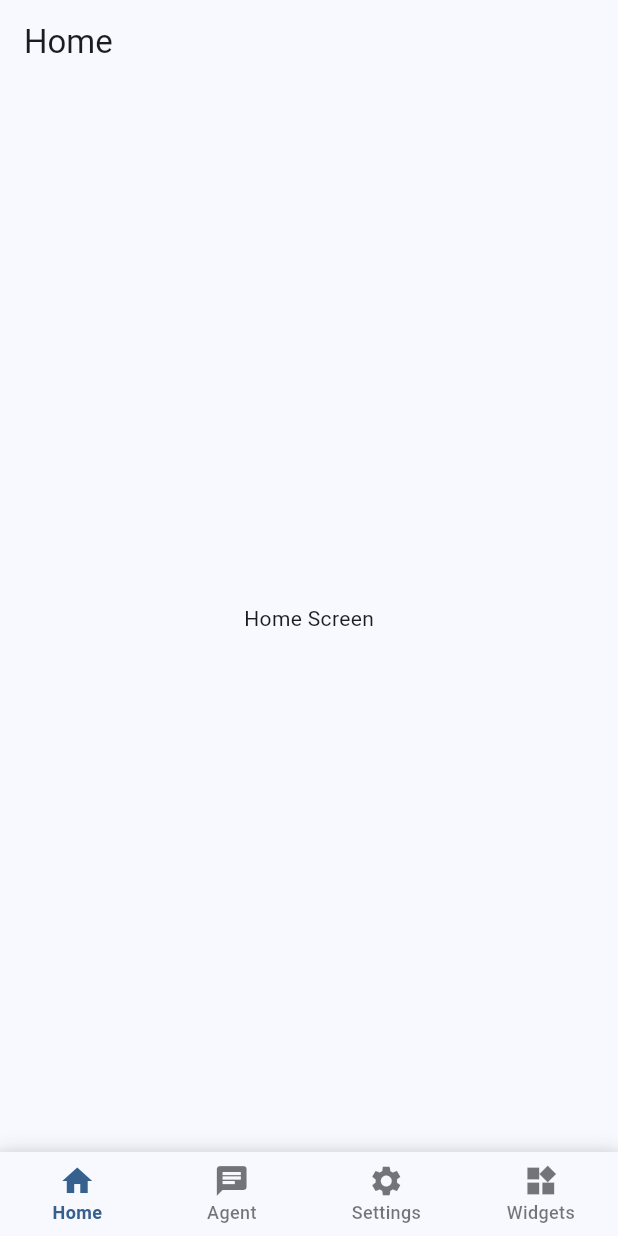
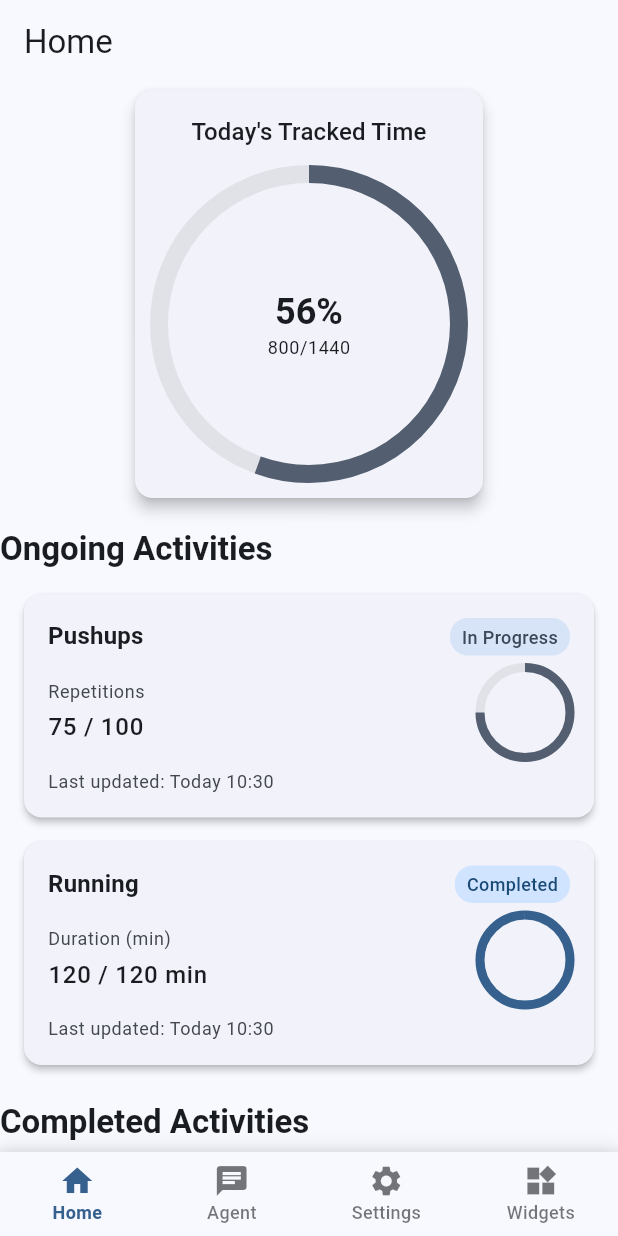
Before and after one commit to HaseebKahn365/haseeb, a Flutter app: the screen it shows after launch, on a phone screen of 412 x 824 dp. Run offline on Flutter 3.47's test engine with Material 3 defaults, Android fonts, the phone set to English and light mode, and no system bars; our stand-ins replace firebase_ai, firebase_core, flutter_markdown, flutter_riverpod, share_plus, shared_preferences; missing offline and left inert: record; accounts and stored records are empty.

Commit message:
code working

```diff
--- a/lib/screens/home_screen.dart
+++ b/lib/screens/home_screen.dart
@@ -1,10 +1,82 @@
 import 'package:flutter/material.dart';
+import 'package:haseeb/widgets/activity_card_widget.dart';
+import 'package:haseeb/widgets/radial_bar_widget.dart';
+
+//This screen will display the data for today.
+
+/*
+The upper widget will be a radial bar showing the time utilization/tracked for today.
+
+below will be a list of activities for today with their progress bars. for showing activities currently being worked on.
+
+Below this list will be another list of completed activities for today.
+ */
 
 class HomeScreen extends StatelessWidget {
   const HomeScreen({super.key});
 
   @override
   Widget build(BuildContext context) {
-    return const Center(child: Text('Home Screen'));
+    return Scaffold(
+      body: SingleChildScrollView(
+        child: SizedBox(
+          width: double.infinity,
+          child: Column(
+            children: [
+              // Radial bar widget for today's progress
+              //           class RadialBarWidget extends StatelessWidget {
+              // final int total;
+              // final int done;
+              // final String title;
+              RadialBarWidget(
+                total: 1440,
+                done: 800,
+                title: "Today's Tracked Time",
+              ),
+
+              // ListView of ongoing activities
+              const SizedBox(height: 16),
+              Align(
+                alignment: Alignment.centerLeft,
+                child: Text(
+                  'Ongoing Activities',
+                  style: Theme.of(
+                    context,
+                  ).textTheme.titleLarge?.copyWith(fontWeight: FontWeight.bold),
+                ),
+              ),
+              const SizedBox(height: 8),
+              ...[
+                ActivityCardWidget(
+                  title: 'Pushups',
+                  total: 100,
+                  done: 75,
+                  timestamp: DateTime.now(),
+                  type: 'COUNT',
+                ),
+                ActivityCardWidget(
+                  title: 'Running',
+                  total: 120,
+                  done: 120,
+                  timestamp: DateTime.now(),
+                  type: 'DURATION',
+                ),
+              ],
+              // ListView of completed activities
+              const SizedBox(height: 16),
+              Align(
+                alignment: Alignment.centerLeft,
+                child: Text(
+                  'Completed Activities',
+                  style: Theme.of(
+                    context,
+                  ).textTheme.titleLarge?.copyWith(fontWeight: FontWeight.bold),
+                ),
+              ),
+            ],
+          ),
+        ),
+      ),
+    );
   }
 }
```
Also changed, not shown: 1 other file.
